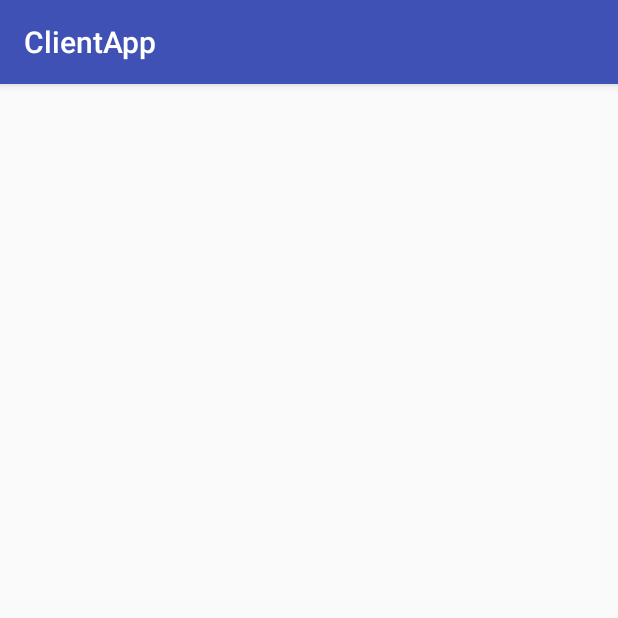
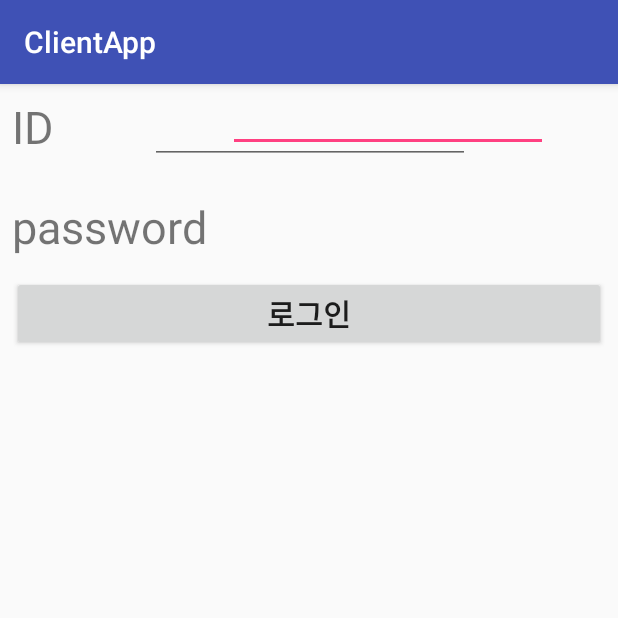
Before and after one commit to raystar9/ClientApp, an Android app: the LoginActivity screen opened directly, with no data from a screen before it, on a phone screen of 412 x 824 dp, the top half of it. Run offline under Robolectric (Android 15) with nearby library versions, the phone set to English and light mode, and no system bars; 4 statements that could not run were skipped.

Commit message:
지수가 로그인 액티비티 만든거

```diff
--- a/app/build.gradle
+++ b/app/build.gradle
@@ -27,4 +27,5 @@ dependencies {
     compile 'com.android.support:appcompat-v7:25.3.1'
     compile 'com.android.support.constraint:constraint-layout:1.0.2'
     testCompile 'junit:junit:4.12'
+    compile 'com.android.support:recyclerview-v7:25.3.1'
 }
--- a/app/src/main/res/layout/activity_login.xml
+++ b/app/src/main/res/layout/activity_login.xml
@@ -7,4 +7,62 @@
     android:layout_height="match_parent"
     tools:context="shoeping.clientapp.LoginActivity">
 
+    <TextView
+        android:id="@+id/inoutId"
+        android:layout_width="wrap_content"
+        android:layout_height="wrap_content"
+        android:text="ID"
+        android:textSize="30dp"
+        app:layout_constraintTop_toTopOf="parent"
+        android:layout_marginTop="8dp"
+        android:layout_marginLeft="8dp"
+        android:hint="아이디"
+        app:layout_constraintLeft_toLeftOf="parent"/>
+
+    <TextView
+        android:id="@+id/inputPW"
+        android:layout_width="wrap_content"
+        android:layout_height="wrap_content"
+        android:text="password"
+        android:textSize="30dp"
+        android:layout_marginTop="21dp"
+        app:layout_constraintTop_toBottomOf="@+id/inoutId"
+        android:layout_marginLeft="8dp"
+        android:hint="비밀번호"
+        app:layout_constraintLeft_toLeftOf="parent"/>
+
+    <EditText
+        android:id="@+id/editText"
+        android:layout_width="wrap_content"
+        android:layout_height="wrap_content"
+        android:ems="10"
+        android:inputType="textPassword"
+        tools:layout_editor_absoluteY="65dp"
+        app:layout_constraintLeft_toRightOf="@+id/inputPW"
+        android:layout_marginLeft="14dp"/>
+
+    <Button
+        android:id="@+id/loginBtn"
+        android:layout_width="match_parent"
+        android:layout_height="wrap_content"
+        android:layout_marginLeft="8dp"
+        android:layout_marginRight="8dp"
+        android:layout_marginTop="8dp"
+        android:text="로그인"
+        android:textSize="20dp"
+        android:textStyle="bold"
+        app:layout_constraintLeft_toLeftOf="parent"
+        app:layout_constraintRight_toRightOf="parent"
+        app:layout_constraintTop_toBottomOf="@+id/inputPW"/>
+
+    <EditText
+        android:id="@+id/editText2"
+        android:layout_width="wrap_content"
+        android:layout_height="wrap_content"
+        android:layout_marginLeft="10dp"
+        android:layout_marginTop="8dp"
+        android:ems="10"
+        android:inputType="textPersonName"
+        app:layout_constraintLeft_toRightOf="@+id/inoutId"
+        app:layout_constraintTop_toTopOf="parent"/>
 </android.support.constraint.ConstraintLayout>
```
Also changed, not shown: app/src/main/res/layout/activity_main.xml (+33 -3 lines).
